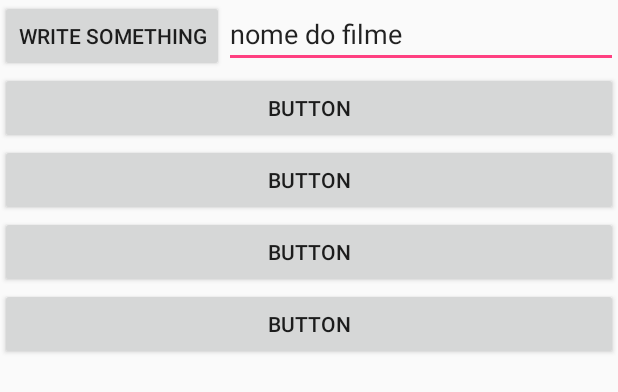
After one commit to ginquelM-G/ISEL, an Android app: the layout activity_main_1.xml on its own in the app's theme, with its tools: preview values and no code run, on a phone screen of 412 x 824 dp. The commit adds this screen. Shown: the top 392 px of the screen. Run offline under Robolectric (Android 15) with nearby library versions, the phone set to English and light mode, and no system bars; network calls fail.

Commit message:
Restructure project and use of callback

```diff
--- a/TMDb/app/src/main/AndroidManifest.xml
+++ b/TMDb/app/src/main/AndroidManifest.xml
@@ -12,7 +12,7 @@
         android:roundIcon="@mipmap/ic_launcher_round"
         android:supportsRtl="true"
         android:theme="@style/AppTheme">
-        <activity android:name=".MainActivity">
+        <activity android:name=".view.MainActivity">
             <intent-filter>
                 <action android:name="android.intent.action.MAIN" />
 
--- a/TMDb/app/src/main/java/pt/isel/pdm/tmdb/db/model/DTO.kt
+++ b/TMDb/app/src/main/java/pt/isel/pdm/tmdb/data/dtos/DTO.kt
@@ -1,4 +1,4 @@
-package pt.isel.pdm.tmdb.db.model
+package pt.isel.pdm.tmdb.data.dtos
 
 /**
  * Created by User01 on 22/10/2017.
--- a/TMDb/app/src/main/java/pt/isel/pdm/tmdb/db/model/Movie.kt
+++ b/TMDb/app/src/main/java/pt/isel/pdm/tmdb/domain/entities/Movie.kt
@@ -1,4 +1,4 @@
-package pt.isel.pdm.tmdb.db.model
+package pt.isel.pdm.tmdb.domain.entities
 
 /**
  * Created by User01 on 22/10/2017.
--- a/TMDb/app/src/main/java/pt/isel/pdm/tmdb/db/model/MovieSearchItem_.kt
+++ b/TMDb/app/src/main/java/pt/isel/pdm/tmdb/domain/entities/MovieSearchItem.kt
@@ -1,9 +1,9 @@
-package pt.isel.pdm.tmdb.db.model
+package pt.isel.pdm.tmdb.domain.entities
 
 /**
  * Created by User01 on 22/10/2017.
  */
-class MovieSearchItem_ {
+class MovieSearchItem(val id: Int, val title: String) {
 
 
 /**
--- /dev/null
+++ b/TMDb/app/src/main/res/layout/activity_main_1.xml
@@ -0,0 +1,87 @@
+<?xml version="1.0" encoding="utf-8"?>
+<LinearLayout xmlns:android="http://schemas.android.com/apk/res/android"
+    xmlns:app="http://schemas.android.com/apk/res-auto"
+    xmlns:tools="http://schemas.android.com/tools"
+    android:layout_width="match_parent"
+    android:layout_height="match_parent"
+    android:orientation="vertical"
+    tools:context="pt.isel.pdm.tmdb.view.MainActivity">
+
+
+    <RelativeLayout
+        android:layout_width="match_parent"
+        android:layout_height="wrap_content"
+        android:orientation="vertical">
+
+
+        <EditText
+            android:id="@+id/editText"
+            android:layout_width="270dp"
+            android:layout_height="wrap_content"
+            android:layout_right="@id/bt_searchMovieByName"
+            android:layout_alignParentTop="true"
+            android:layout_alignParentRight="true"
+            android:layout_alignParentEnd="true"
+            android:layout_toRightOf="@+id/bt_searchMovieByName"
+            android:layout_toEndOf="@+id/bt_searchMovieByName"
+            android:text="nome do filme"/>
+
+        <Button
+            android:id="@+id/bt_searchMovieByName"
+            android:layout_width="wrap_content"
+            android:layout_height="wrap_content"
+            android:layout_left="@id/editText"
+            android:onClick="printSomething"
+            android:text="write Something"
+            tools:layout_editor_absoluteX="0dp"
+            tools:layout_editor_absoluteY="52dp" />
+
+
+    </RelativeLayout>
+
+    <LinearLayout
+        android:layout_width="match_parent"
+        android:layout_height="wrap_content"
+        android:orientation="vertical"
+        >
+
+
+
+
+        <Button
+            android:id="@+id/button"
+            android:layout_width="match_parent"
+            android:layout_height="wrap_content"
+            android:layout_weight="0.01"
+            android:text="Button" />
+
+        <Button
+            android:id="@+id/button4"
+            android:layout_width="match_parent"
+            android:layout_height="wrap_content"
+            android:text="Button" />
+
+        <Button
+            android:id="@+id/button3"
+            android:layout_width="match_parent"
+            android:layout_height="wrap_content"
+            android:text="Button" />
+
+        <Button
+            android:id="@+id/button2"
+            android:layout_width="match_parent"
+            android:layout_height="wrap_content"
+            android:text="Button" />
+
+
+
+    </LinearLayout>
+
+
+    <!--app:layout_constraintBottom_toBottomOf="parent"-->
+    <!--app:layout_constraintLeft_toLeftOf="parent"-->
+    <!--app:layout_constraintRight_toRightOf="parent"-->
+    <!--app:layout_constraintTop_toTopOf="parent" -->
+
+
+</LinearLayout>
```
Also changed, not shown: TMDb/app/src/main/java/pt/isel/pdm/tmdb/data/TheMovieDbClient.kt (renamed from TMDb/app/src/main/java/pt/isel/pdm/tmdb/db/TheMovieDbClient.kt, +9 -34 lines), TMDb/app/src/main/java/pt/isel/pdm/tmdb/view/MainActivity.kt (renamed from TMDb/app/src/main/java/pt/isel/pdm/tmdb/MainActivity.kt, +21 -15 lines), TMDb/app/src/main/res/layout/activity_main.xml (+9 -1 lines).
